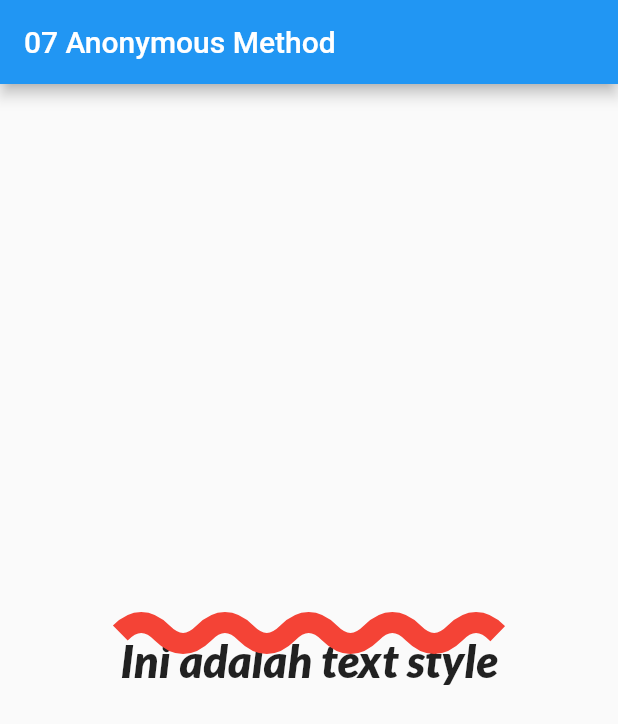
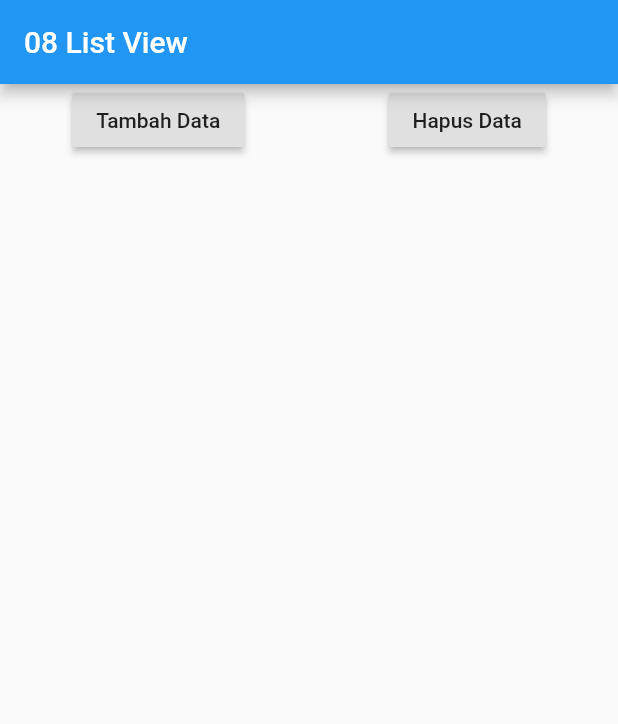
Before and after one commit to khamdannahari/aran_learn_flutter, a Flutter app: the screen it shows after launch, on a phone screen of 412 x 824 dp. Shown: the top 724 px of the screen. Run offline on Flutter 3.47's test engine with Material 2 defaults, Android fonts, the phone set to English and light mode, and no system bars.

Commit message:
09 - List View

```diff
--- a/lib/main.dart
+++ b/lib/main.dart
@@ -1,5 +1,6 @@
 import 'package:flutter/material.dart';
 import 'package:flutter/cupertino.dart';
+import 'package:flutter/widgets.dart';
 
 void main() => runApp(MyApp());
 
@@ -9,29 +10,72 @@ class MyApp extends StatefulWidget {
 }
 
 class _MyAppState extends State<MyApp> {
-  int number = 0;
+  List<Widget> widgets = [];
+  int counter = 1;
+
+  /*_MyAppState() {
+    for (int i = 0; i < 15; i++) {
+      widgets.add(Text(
+        "Data " + i.toString(),
+        style: TextStyle(fontSize: 45),
+      ));
+    }
+  }*/
 
   @override
   Widget build(BuildContext context) {
     return MaterialApp(
       home: Scaffold(
-        appBar: AppBar(
-          title: Text("07 Anonymous Method"),
-        ),
-        body: Center(
-            child: Text(
-          "Ini adalah text style",
-          style: TextStyle(
-              fontFamily: "Lato-Black",
-              fontSize: 30,
-              fontStyle: FontStyle.italic,
-              decoration: TextDecoration.overline,
-              decorationColor: Colors.red,
-              decorationThickness: 5,
-              decorationStyle: TextDecorationStyle.wavy //gelombang
+          appBar: AppBar(
+            title: Text("08 List View"),
+          ),
+          body:
+              /* Column(
+            */ /* children: <Widget>[
+              Text("Data ke 1"),
+              Text("Data ke 2"),
+              Text("Data ke 3"),
+              Text("Data ke 4"),
+              Text("Data ke 5")
+            ],*/ /*
+            children: widgets,
+          )*/
+              ListView(
+            /*children: widgets,*/
+            children: <Widget>[
+              Row(
+                mainAxisAlignment: MainAxisAlignment.spaceAround,
+                //sisa space dibagirata
+                children: <Widget>[
+                  RaisedButton(
+                    child: Text("Tambah Data"),
+                    onPressed: () {
+                      setState(() {
+                        widgets.add(Text(
+                          "Data " + counter.toString(),
+                          style: TextStyle(fontSize: 35),
+                        ));
+                        counter++;
+                      });
+                    },
+                  ),
+                  RaisedButton(
+                    child: Text("Hapus Data"),
+                    onPressed: () {
+                      setState(() {
+                        widgets.removeLast();
+                        counter--;
+                      });
+                    },
+                  ),
+                ],
               ),
-        )),
-      ),
+              Column(
+                crossAxisAlignment: CrossAxisAlignment.start,
+                children: widgets,
+              )
+            ],
+          )),
     );
   }
 }
```
